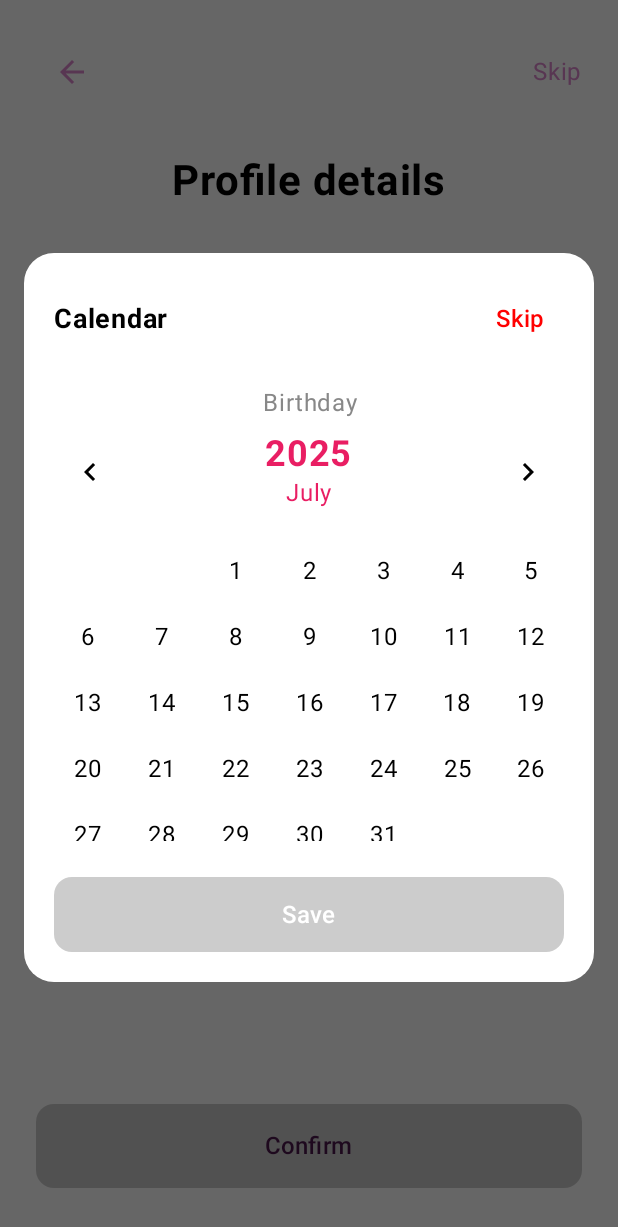
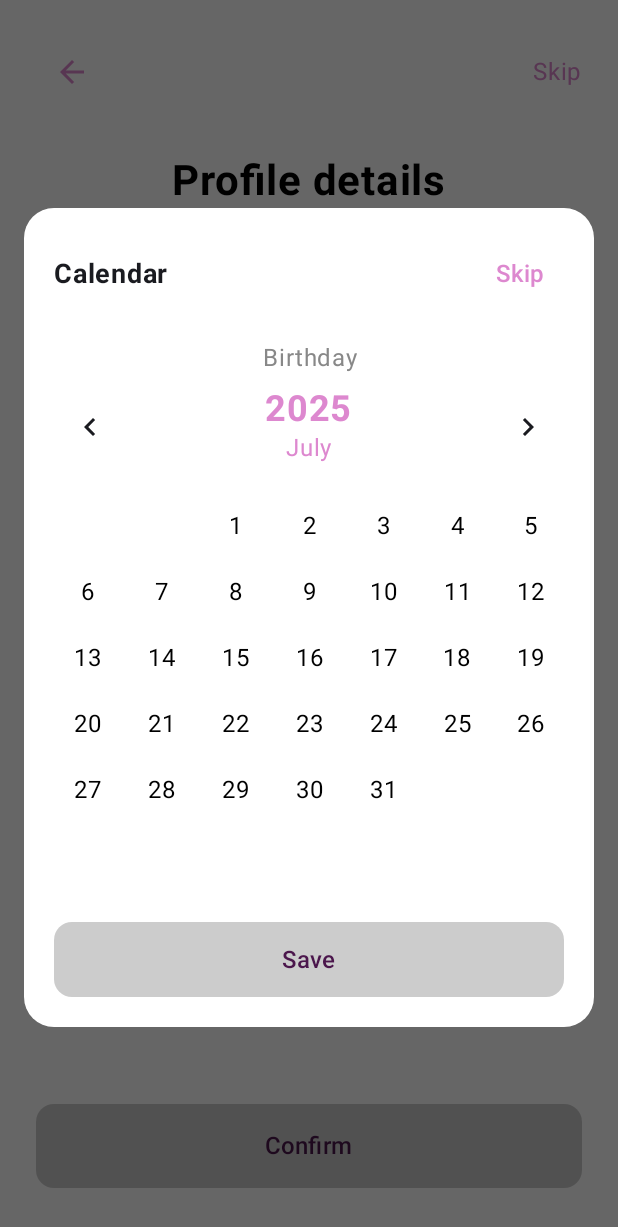
Before and after one commit to Uyhuynh23/CS426-DatingApp, an Android app built with Jetpack Compose: the screen it shows after launch (MainActivity), after a tap on "Choose birthday date", on a phone screen of 412 x 824 dp. Shown: the top 1227 px of the screen. Run offline under Robolectric (Android 15) with nearby library versions, the phone set to English and light mode, and no system bars; our stand-ins replace Dagger/Hilt's generated code, Firebase (no records; nobody signed in at launch, a user with empty details on screens opened directly).

Commit message:
fix calendar + color in profile and calendar

```diff
--- a/app/src/main/java/com/example/dating/ui/components/CustomCalendarDialog.kt
+++ b/app/src/main/java/com/example/dating/ui/components/CustomCalendarDialog.kt
@@ -1,7 +1,7 @@
 package com.example.dating.ui.components
 
 import androidx.compose.animation.*
-import androidx.compose.animation.core.*
+import androidx.compose.animation.core.tween
 import androidx.compose.foundation.background
 import androidx.compose.foundation.clickable
 import androidx.compose.foundation.layout.*
@@ -19,29 +19,27 @@ import androidx.compose.ui.Alignment
 import androidx.compose.ui.Modifier
 import androidx.compose.ui.draw.clip
 import androidx.compose.ui.graphics.Color
-import androidx.compose.ui.platform.LocalDensity
 import androidx.compose.ui.text.font.FontWeight
 import androidx.compose.ui.text.style.TextAlign
-import androidx.compose.ui.unit.IntOffset
 import androidx.compose.ui.unit.dp
 import androidx.compose.ui.unit.sp
 import androidx.compose.ui.window.Dialog
 import androidx.compose.ui.window.DialogProperties
 import java.text.SimpleDateFormat
 import java.util.*
+import com.example.dating.ui.theme.AppColors
 
+@OptIn(ExperimentalAnimationApi::class)
 @Composable
 fun CustomCalendarDialog(
     onDateSelected: (Date) -> Unit,
     onDismiss: () -> Unit
 ) {
     var currentDate by remember { mutableStateOf(Calendar.getInstance()) }
+    var visibleMonth by remember { mutableStateOf(currentDate.timeInMillis) }
     var selectedDate by remember { mutableStateOf<Int?>(null) }
     var showYearPicker by remember { mutableStateOf(false) }
     var showMonthPicker by remember { mutableStateOf(false) }
-
-    // Animation states
-    var isAnimating by remember { mutableStateOf(false) }
     var animationDirection by remember { mutableStateOf(0) }
 
     Dialog(
@@ -55,88 +53,63 @@ fun CustomCalendarDialog(
             shape = RoundedCornerShape(20.dp),
             colors = CardDefaults.cardColors(containerColor = Color.White)
         ) {
-            Column(
-                modifier = Modifier.padding(20.dp)
-            ) {
+            Column(modifier = Modifier.padding(20.dp)) {
+
                 // Header
                 Row(
                     modifier = Modifier.fillMaxWidth(),
                     horizontalArrangement = Arrangement.SpaceBetween,
                     verticalAlignment = Alignment.CenterVertically
                 ) {
-                    Text(
-                        text = "Calendar",
-                        fontSize = 18.sp,
-                        fontWeight = FontWeight.Bold,
-                        color = Color.Black
-                    )
-
+                    Text("Calendar", fontSize = 18.sp, fontWeight = FontWeight.Bold)
                     TextButton(onClick = onDismiss) {
-                        Text(
-                            text = "Skip",
-                            color = Color.Red,
-                            fontSize = 16.sp
-                        )
+                        Text("Skip", color = AppColors.Text_Pink, fontSize = 16.sp)
                     }
                 }
 
-                Spacer(modifier = Modifier.height(20.dp))
+                Spacer(Modifier.height(20.dp))
 
-                // Birthday label
                 Text(
-                    text = "Birthday",
+                    "Birthday",
                     fontSize = 16.sp,
                     color = Color.Gray,
                     modifier = Modifier.fillMaxWidth(),
                     textAlign = TextAlign.Center
                 )
 
-                Spacer(modifier = Modifier.height(8.dp))
+                Spacer(Modifier.height(8.dp))
 
-                // Year and Month navigation - FIXED VERSION
+                // Year & Month with arrows
                 Row(
                     modifier = Modifier.fillMaxWidth(),
                     horizontalArrangement = Arrangement.SpaceBetween,
                     verticalAlignment = Alignment.CenterVertically
                 ) {
-                    // Left Arrow
-                    IconButton(
-                        onClick = {
-                            if (!isAnimating) {
+                    IconButton(onClick = {
                         animationDirection = -1
-                                isAnimating = true
-                            }
-                        },
-                        enabled = !isAnimating
-                    ) {
-                        Icon(
-                            imageVector = Icons.Default.KeyboardArrowLeft,
-                            contentDescription = "Previous Month",
-                            tint = if (isAnimating) Color.Gray else Color.Black
-                        )
+                        currentDate.add(Calendar.MONTH, -1)
+                        currentDate = currentDate.clone() as Calendar
+                        visibleMonth = currentDate.timeInMillis
+                        selectedDate = null
+                    }) {
+                        Icon(Icons.Default.KeyboardArrowLeft, contentDescription = null)
                     }
 
-                    // Year and Month Display - Update ngay lập tức
-                    Column(
-                        horizontalAlignment = Alignment.CenterHorizontally
-                    ) {
-                        // Clickable Year
+                    Column(horizontalAlignment = Alignment.CenterHorizontally) {
                         Text(
-                            text = "${currentDate.get(Calendar.YEAR)}",
+                            "${currentDate.get(Calendar.YEAR)}",
                             fontSize = 24.sp,
                             fontWeight = FontWeight.Bold,
-                            color = Color(0xFFE91E63),
+                            color = AppColors.Text_Pink,
                             modifier = Modifier.clickable {
                                 showYearPicker = !showYearPicker
                                 showMonthPicker = false
                             }
                         )
-
-                        // Clickable Month
                         Text(
-                            text = SimpleDateFormat("MMMM", Locale.getDefault()).format(currentDate.time),
+                            SimpleDateFormat("MMMM", Locale.getDefault()).format(currentDate.time),
                             fontSize = 16.sp,
-                            color = Color(0xFFE91E63),
+                            color = AppColors.Text_Pink,
                             modifier = Modifier.clickable {
                                 showMonthPicker = !showMonthPicker
                                 showYearPicker = false
@@ -144,83 +117,67 @@ fun CustomCalendarDialog(
                         )
                     }
 
-                    // Right Arrow
-                    IconButton(
-                        onClick = {
-                            if (!isAnimating) {
+                    IconButton(onClick = {
                         animationDirection = 1
-                                isAnimating = true
-                            }
-                        },
-                        enabled = !isAnimating
-                    ) {
-                        Icon(
-                            imageVector = Icons.Default.KeyboardArrowRight,
-                            contentDescription = "Next Month",
-                            tint = if (isAnimating) Color.Gray else Color.Black
-                        )
+                        currentDate.add(Calendar.MONTH, 1)
+                        currentDate = currentDate.clone() as Calendar
+                        visibleMonth = currentDate.timeInMillis
+                        selectedDate = null
+                    }) {
+                        Icon(Icons.Default.KeyboardArrowRight, contentDescription = null)
                     }
                 }
 
-                Spacer(modifier = Modifier.height(20.dp))
+                Spacer(Modifier.height(20.dp))
 
-                // Content with animation
-                Box(
-                    modifier = Modifier.height(200.dp)
-                ) {
+                // Content
+                Box(Modifier.height(260.dp)) {
                     when {
-                        showYearPicker -> {
-                            YearPicker(
+                        showYearPicker -> YearPicker(
                             currentYear = currentDate.get(Calendar.YEAR),
                             onYearSelected = { year ->
                                 currentDate.set(Calendar.YEAR, year)
-                                    // Force recomposition by cloning
                                 currentDate = currentDate.clone() as Calendar
+                                visibleMonth = currentDate.timeInMillis
                                 showYearPicker = false
                                 selectedDate = null
                             }
                         )
-                        }
-                        showMonthPicker -> {
-                            MonthPicker(
+                        showMonthPicker -> MonthPicker(
                             currentMonth = currentDate.get(Calendar.MONTH),
                             onMonthSelected = { month ->
                                 currentDate.set(Calendar.MONTH, month)
-                                    // Force recomposition by cloning
                                 currentDate = currentDate.clone() as Calendar
+                                visibleMonth = currentDate.timeInMillis
                                 showMonthPicker = false
                                 selectedDate = null
                             }
                         )
+                        else -> AnimatedContent(
+                            targetState = visibleMonth,
+                            transitionSpec = {
+                                if (animationDirection >= 0) {
+                                    slideInHorizontally(initialOffsetX = { fullWidth -> fullWidth }) + fadeIn() with
+                                            fadeOut(animationSpec = tween(150))
+                                } else {
+                                    slideInHorizontally(initialOffsetX = { fullWidth -> -fullWidth }) + fadeIn() with
+                                            fadeOut(animationSpec = tween(150))
                                 }
-                        else -> {
-                            AnimatedCalendarGrid(
-                                currentDate = currentDate,
+                            },
+                            label = "CalendarSlide"
+                        ) { targetTime ->
+                            val monthCalendar = Calendar.getInstance().apply { timeInMillis = targetTime }
+                            CalendarGrid(
+                                currentDate = monthCalendar,
                                 selectedDate = selectedDate,
-                                isAnimating = isAnimating,
-                                animationDirection = animationDirection,
-                                onDateSelected = { day ->
-                                    selectedDate = day
-                                },
-                                onAnimationComplete = {
-                                    // Update the date after animation
-                                    if (animationDirection == -1) {
-                                        currentDate.add(Calendar.MONTH, -1)
-                                    } else {
-                                        currentDate.add(Calendar.MONTH, 1)
-                                    }
-                                    currentDate = currentDate.clone() as Calendar
-                                    selectedDate = null
-                                    isAnimating = false
-                                }
+                                onDateSelected = { selectedDate = it }
                             )
                         }
                     }
                 }
 
-                Spacer(modifier = Modifier.height(24.dp))
+                Spacer(Modifier.height(24.dp))
 
-                // Save Button
                 Button(
                     onClick = {
                         selectedDate?.let { day ->
@@ -229,90 +186,18 @@ fun CustomCalendarDialog(
                             onDateSelected(calendar.time)
                         }
                     },
-                    enabled = selectedDate != null && !showYearPicker && !showMonthPicker && !isAnimating,
+                    enabled = selectedDate != null && !showYearPicker && !showMonthPicker,
                     modifier = Modifier
                         .fillMaxWidth()
                         .height(50.dp),
                     shape = RoundedCornerShape(12.dp),
                     colors = ButtonDefaults.buttonColors(
-                        containerColor = Color(0xFFE91E63),
+                        containerColor = AppColors.Main_Secondary1,
                         disabledContainerColor = Color.LightGray
                     )
                 ) {
-                    Text(
-                        text = "Save",
-                        color = Color.White,
-                        fontSize = 16.sp,
-                        fontWeight = FontWeight.Medium
-                    )
+                    Text("Save", color = AppColors.Main_Primary, fontSize = 16.sp, fontWeight = FontWeight.Medium)
                 }
-            }
-        }
-    }
-}
-
-// Các component khác giữ nguyên...
-@Composable
-fun AnimatedCalendarGrid(
-    currentDate: Calendar,
-    selectedDate: Int?,
-    isAnimating: Boolean,
-    animationDirection: Int,
-    onDateSelected: (Int) -> Unit,
-    onAnimationComplete: () -> Unit
-) {
-    val density = LocalDensity.current
-    val screenWidth = with(density) { 300.dp.toPx() }.toInt()
-
-    val offsetX by animateIntAsState(
-        targetValue = if (isAnimating) screenWidth * -animationDirection else 0,
-        animationSpec = tween(
-            durationMillis = 300,
-            easing = FastOutSlowInEasing
-        ),
-        finishedListener = {
-            if (isAnimating && it != 0) {
-                onAnimationComplete()
-            }
-        },
-        label = "CalendarSlideAnimation"
-    )
-
-    Box(
-        modifier = Modifier.fillMaxSize()
-    ) {
-        Box(
-            modifier = Modifier
-                .fillMaxSize()
-                .offset { IntOffset(offsetX, 0) }
-        ) {
-            CalendarGrid(
-                currentDate = currentDate,
-                selectedDate = selectedDate,
-                onDateSelected = onDateSelected,
-                enabled = !isAnimating
-            )
-        }
-
-        if (isAnimating) {
-            val previewDate = currentDate.clone() as Calendar
-            if (animationDirection == 1) {
-                previewDate.add(Calendar.MONTH, 1)
-            } else {
-                previewDate.add(Calendar.MONTH, -1)
-            }
-
-            Box(
-                modifier = Modifier
-                    .fillMaxSize()
-                    .offset { IntOffset(offsetX + screenWidth * animationDirection, 0) }
-            ) {
-                CalendarGrid(
-                    currentDate = previewDate,
-                    selectedDate = null,
-                    onDateSelected = { },
-                    enabled = false
-                )
             }
         }
     }
@@ -322,73 +207,66 @@ fun AnimatedCalendarGrid(
 fun CalendarGrid(
     currentDate: Calendar,
     selectedDate: Int?,
-    onDateSelected: (Int) -> Unit,
-    enabled: Boolean = true
+    onDateSelected: (Int) -> Unit
 ) {
     val calendar = currentDate.clone() as Calendar
     calendar.set(Calendar.DAY_OF_MONTH, 1)
     val firstDayOfWeek = calendar.get(Calendar.DAY_OF_WEEK) - 1
     val daysInMonth = calendar.getActualMaximum(Calendar.DAY_OF_MONTH)
 
+    // Luôn 42 ô để mượt
+    val totalCells = 42
+    val days = (0 until totalCells).map { index ->
+        val dayNumber = index - firstDayOfWeek + 1
+        if (dayNumber in 1..daysInMonth) dayNumber else null
+    }
+
     LazyVerticalGrid(
         columns = GridCells.Fixed(7),
         horizontalArrangement = Arrangement.spacedBy(4.dp),
         verticalArrangement = Arrangement.spacedBy(4.dp),
-        modifier = Modifier.fillMaxSize(),
-        userScrollEnabled = enabled
+        modifier = Modifier
+            .fillMaxWidth()
+            .height(264.dp),
+        userScrollEnabled = false
     ) {
-        items(firstDayOfWeek) {
+        items(days.size) { index ->
+            val day = days[index]
+            if (day == null) {
                 Box(modifier = Modifier.size(40.dp))
-        }
-
-        items((1..daysInMonth).toList()) { day ->
+            } else {
                 CalendarDay(
                     day = day,
                     isSelected = day == selectedDate,
-                enabled = enabled,
-                onClick = { if (enabled) onDateSelected(day) }
+                    onClick = { onDateSelected(day) }
                 )
+            }
         }
     }
 }
 
 @Composable
-fun CalendarDay(
-    day: Int,
-    isSelected: Boolean,
-    enabled: Boolean = true,
-    onClick: () -> Unit
-) {
+fun CalendarDay(day: Int, isSelected: Boolean, onClick: () -> Unit) {
     Box(
         modifier = Modifier
             .size(40.dp)
             .clip(CircleShape)
-            .background(
-                if (isSelected) Color(0xFFE91E63) else Color.Transparent
-            )
-            .clickable(enabled = enabled) { onClick() },
+            .background(if (isSelected) AppColors.Main_Secondary1 else Color.Transparent)
+            .clickable { onClick() },
         contentAlignment = Alignment.Center
     ) {
         Text(
             text = day.toString(),
             fontSize = 16.sp,
-            color = when {
-                isSelected -> Color.White
-                enabled -> Color.Black
-                else -> Color.Gray
-            },
+            color = if (isSelected) AppColors.Main_Primary else Color.Black,
             fontWeight = if (isSelected) FontWeight.Bold else FontWeight.Normal
         )
     }
 }
 
 @Composable
-fun YearPicker(
-    currentYear: Int,
-    onYearSelected: (Int) -> Unit
-) {
+fun YearPicker(currentYear: Int, onYearSelected: (Int) -> Unit) {
     val years = (1950..2010).toList()
-
     LazyVerticalGrid(
         columns = GridCells.Fixed(4),
         horizontalArrangement = Arrangement.spacedBy(8.dp),
@@ -400,16 +278,14 @@ fun YearPicker(
                 modifier = Modifier
                     .height(40.dp)
                     .clip(RoundedCornerShape(8.dp))
-                    .background(
-                        if (year == currentYear) Color(0xFFE91E63) else Color(0xFFF5F5F5)
-                    )
+                    .background(if (year == currentYear) AppColors.Main_Secondary1 else Color(0xFFF5F5F5))
                     .clickable { onYearSelected(year) },
                 contentAlignment = Alignment.Center
             ) {
                 Text(
                     text = year.toString(),
                     fontSize = 14.sp,
-                    color = if (year == currentYear) Color.White else Color.Black,
+                    color = if (year == currentYear) AppColors.Main_Primary else Color.Black,
                     fontWeight = if (year == currentYear) FontWeight.Bold else FontWeight.Normal
                 )
             }
@@ -418,15 +294,11 @@ fun YearPicker(
 }
 
 @Composable
-fun MonthPicker(
-    currentMonth: Int,
-    onMonthSelected: (Int) -> Unit
-) {
+fun MonthPicker(currentMonth: Int, onMonthSelected: (Int) -> Unit) {
     val months = listOf(
         "January", "February", "March", "April", "May", "June",
         "July", "August", "September", "October", "November", "December"
     )
-
     LazyVerticalGrid(
         columns = GridCells.Fixed(3),
         horizontalArrangement = Arrangement.spacedBy(8.dp),
@@ -438,16 +310,14 @@ fun MonthPicker(
                 modifier = Modifier
                     .height(40.dp)
                     .clip(RoundedCornerShape(8.dp))
-                    .background(
-                        if (index == currentMonth) Color(0xFFE91E63) else Color(0xFFF5F5F5)
-                    )
+                    .background(if (index == currentMonth) AppColors.Main_Secondary1 else Color(0xFFF5F5F5))
                     .clickable { onMonthSelected(index) },
                 contentAlignment = Alignment.Center
             ) {
                 Text(
                     text = months[index].take(3),
                     fontSize = 14.sp,
-                    color = if (index == currentMonth) Color.White else Color.Black,
+                    color = if (index == currentMonth) AppColors.Main_Primary else Color.Black,
                     fontWeight = if (index == currentMonth) FontWeight.Bold else FontWeight.Normal
                 )
             }
```
Lines whose indentation alone changed are shown as unchanged.
